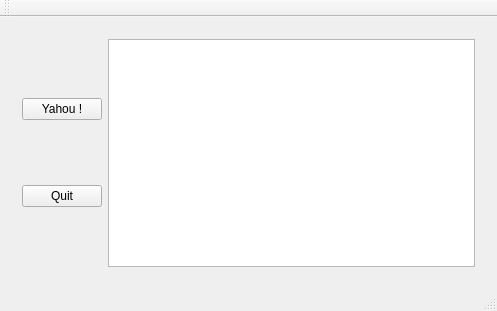
matthieudelaro/GOST-Framework, file projetSDD1/mainwindow.ui: the form before one commit.
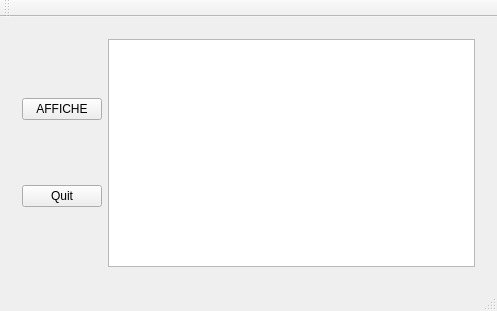
The form after the commit.

The edit to the form file:
```diff
--- a/projetSDD1/mainwindow.ui
+++ b/projetSDD1/mainwindow.ui
@@ -23,7 +23,7 @@
          <item>
           <widget class="QPushButton" name="testButton">
            <property name="text">
-            <string>Yahou !</string>
+            <string>AFFICHE</string>
            </property>
           </widget>
          </item>
```
